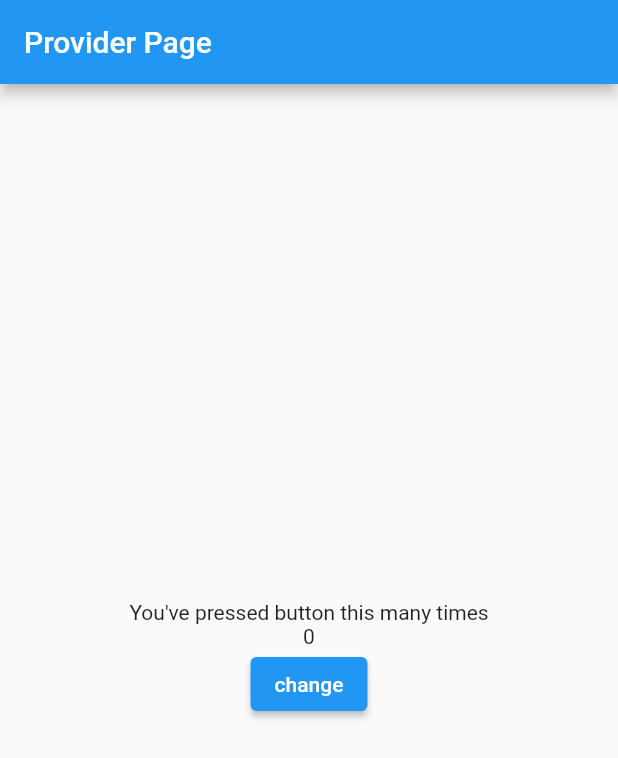
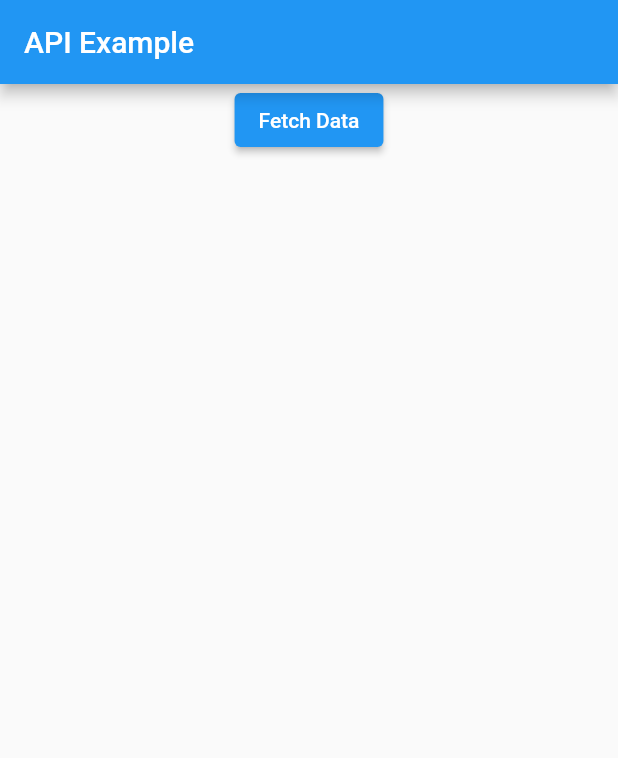
Before and after one commit to bhattabhi013/MSC-summer_bootcamp, a Flutter app: the screen it shows after launch, on a phone screen of 412 x 824 dp. Shown: the top 758 px of the screen. Run offline on Flutter 3.47's test engine with Material 2 defaults, Android fonts, the phone set to English and light mode, and no system bars.

Commit message:
api call and routing examples

```diff
--- /dev/null
+++ b/lib/httpcall.dart
@@ -0,0 +1,89 @@
+import 'dart:convert';
+
+import 'package:demo/display.dart';
+import 'package:demo/viewDetails.dart';
+import 'package:flutter/material.dart';
+import 'package:flutter/src/widgets/framework.dart';
+import 'package:flutter/src/widgets/placeholder.dart';
+import 'dart:convert' as convert;
+
+import 'package:http/http.dart' as http;
+
+class HttpCall extends StatefulWidget {
+  const HttpCall({super.key});
+
+  @override
+  State<HttpCall> createState() => _HttpCallState();
+}
+
+class _HttpCallState extends State<HttpCall> {
+  List<dynamic> dataList = [];
+
+  Future<void> fetchData() async {
+    var url = Uri.parse('https://randomuser.me/api/?results=5');
+
+    //api call
+    var response = await http.get(url);
+
+    //parse
+    var jsonData = json.decode(response.body);
+
+    setState(
+      () => {
+        print(jsonData),
+        dataList = jsonData['results'],
+      },
+    );
+  }
+
+  @override
+  Widget build(BuildContext context) {
+    return Scaffold(
+      appBar: AppBar(
+        title: Text('API Example'),
+      ),
+      body: Center(
+        child: Column(
+          children: [
+            ElevatedButton(onPressed: fetchData, child: Text('Fetch Data')),
+
+            // to show the list in display page
+            // ElevatedButton(
+            //     onPressed: () {
+            //       Navigator.of(context).push(
+            //         MaterialPageRoute(
+            //           builder: (context) => DisplayUserPage(
+            //             dataList: dataList,
+            //           ),
+            //         ),
+            //       );
+            //     },
+            //     child: Text('Display'),),
+
+            // to view details of a specific user
+            Expanded(
+                child: ListView.builder(
+                    itemCount: dataList.length,
+                    itemBuilder: (BuildContext context, int index) {
+                      return ListTile(
+                        title: Text(dataList[index]['name']['first']),
+                        subtitle: Text(dataList[index]['email']),
+                        leading: ElevatedButton(
+                            onPressed: () {
+                              Navigator.of(context).push(
+                                MaterialPageRoute(
+                                  builder: (context) => ViewDetails(
+                                    user: dataList[index],
+                                  ),
+                                ),
+                              );
+                            },
+                            child: Text('View Details')),
+                      );
+                    })),
+          ],
+        ),
+      ),
+    );
+  }
+}
--- a/lib/main.dart
+++ b/lib/main.dart
@@ -1,4 +1,5 @@
 import 'package:demo/counter.dart';
+import 'package:demo/httpcall.dart';
 import 'package:demo/input_example.dart';
 import 'package:demo/models/countermodel.dart';
 import 'package:demo/providerExample.dart';
@@ -28,9 +29,10 @@ class MyApp extends StatelessWidget {
         primarySwatch: Colors.blue,
       ),
       debugShowCheckedModeBanner: false,
-      home: ProviderPage(
-        title: 'Provider Page',
-      ),
+      home: HttpCall(),
+      // home: ProviderPage(
+      //   title: 'Provider Page',
+      // ),
       //home: const MyHomePage(title: 'Flutter Demo Home Page'),
     );
   }
--- a/pubspec.yaml
+++ b/pubspec.yaml
@@ -36,6 +36,7 @@ dependencies:
   # Use with the CupertinoIcons class for iOS style icons.
   cupertino_icons: ^1.0.2
   provider: ^6.0.5
+  http: ^0.13.6
 
 dev_dependencies:
   flutter_test:
```
Also changed, not shown: lib/display.dart (added, +44 -0 lines), lib/viewDetails.dart (added, +26 -0 lines), pubspec.lock.
